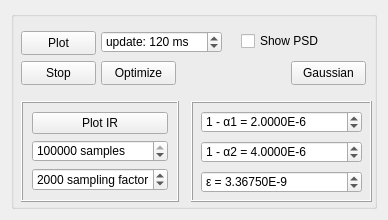
The window that widget.ui (nawww83/pink_noise_generator) describes before a commit, drawn with Qt 5.
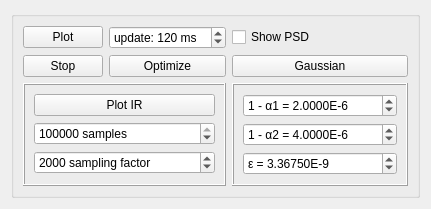
The same window after the commit.

Commit message: set fusion style

The edit to the form file:
```diff
--- a/widget.ui
+++ b/widget.ui
@@ -6,8 +6,8 @@
    <rect>
     <x>0</x>
     <y>0</y>
-    <width>388</width>
-    <height>220</height>
+    <width>408</width>
+    <height>200</height>
    </rect>
   </property>
   <property name="sizePolicy">
@@ -25,15 +25,9 @@
      <property name="title">
       <string/>
      </property>
+     <layout class="QGridLayout" name="gridLayout">
+      <item row="0" column="0">
      <widget class="QPushButton" name="btn_plot">
-      <property name="geometry">
-       <rect>
-        <x>10</x>
-        <y>20</y>
-        <width>75</width>
-        <height>24</height>
-       </rect>
-      </property>
       <property name="toolTip">
        <string>&lt;html&gt;&lt;head/&gt;&lt;body&gt;&lt;p&gt;Показать осциллограмму шума. Спектр показывается если собрано с типом float 32 бит.&lt;/p&gt;&lt;/body&gt;&lt;/html&gt;</string>
       </property>
@@ -41,44 +35,9 @@
        <string>Plot</string>
       </property>
      </widget>
-     <widget class="QPushButton" name="btn_stop">
-      <property name="geometry">
-       <rect>
-        <x>10</x>
-        <y>50</y>
-        <width>75</width>
-        <height>24</height>
-       </rect>
-      </property>
-      <property name="text">
-       <string>Stop</string>
-      </property>
-     </widget>
-     <widget class="QPushButton" name="btn_optimize">
-      <property name="geometry">
-       <rect>
-        <x>90</x>
-        <y>50</y>
-        <width>75</width>
-        <height>24</height>
-       </rect>
-      </property>
-      <property name="toolTip">
-       <string>&lt;html&gt;&lt;head/&gt;&lt;body&gt;&lt;p&gt;Запустить оптимизацию параметров фильтра.&lt;/p&gt;&lt;/body&gt;&lt;/html&gt;</string>
-      </property>
-      <property name="text">
-       <string>Optimize</string>
-      </property>
-     </widget>
+      </item>
+      <item row="0" column="1">
      <widget class="QSpinBox" name="spbx_update_interval">
-      <property name="geometry">
-       <rect>
-        <x>90</x>
-        <y>20</y>
-        <width>121</width>
-        <height>22</height>
-       </rect>
-      </property>
       <property name="suffix">
        <string> ms</string>
       </property>
@@ -98,15 +57,43 @@
        <number>120</number>
       </property>
      </widget>
+      </item>
+      <item row="0" column="2">
+       <widget class="QCheckBox" name="chk_bx_show_psd">
+        <property name="toolTip">
+         <string>&lt;html&gt;&lt;head/&gt;&lt;body&gt;&lt;p&gt;Показывать спектр.&lt;/p&gt;&lt;/body&gt;&lt;/html&gt;</string>
+        </property>
+        <property name="text">
+         <string>Show PSD</string>
+        </property>
+       </widget>
+      </item>
+      <item row="1" column="0">
+       <widget class="QPushButton" name="btn_stop">
+        <property name="text">
+         <string>Stop</string>
+        </property>
+       </widget>
+      </item>
+      <item row="1" column="1">
+       <widget class="QPushButton" name="btn_optimize">
+        <property name="toolTip">
+         <string>&lt;html&gt;&lt;head/&gt;&lt;body&gt;&lt;p&gt;Запустить оптимизацию параметров фильтра.&lt;/p&gt;&lt;/body&gt;&lt;/html&gt;</string>
+        </property>
+        <property name="text">
+         <string>Optimize</string>
+        </property>
+       </widget>
+      </item>
+      <item row="1" column="2">
+       <widget class="QPushButton" name="btn_show_gauss">
+        <property name="text">
+         <string>Gaussian</string>
+        </property>
+       </widget>
+      </item>
+      <item row="2" column="0" colspan="2">
      <widget class="QFrame" name="frame_plot_ir">
-      <property name="geometry">
-       <rect>
-        <x>10</x>
-        <y>90</y>
-        <width>158</width>
-        <height>101</height>
-       </rect>
-      </property>
       <property name="frameShape">
        <enum>QFrame::Shape::Box</enum>
       </property>
@@ -164,15 +151,9 @@
        </item>
       </layout>
      </widget>
+      </item>
+      <item row="2" column="2">
      <widget class="QFrame" name="frame_dc_offset_1_parameters">
-      <property name="geometry">
-       <rect>
-        <x>180</x>
-        <y>90</y>
-        <width>181</width>
-        <height>101</height>
-       </rect>
-      </property>
       <property name="toolTip">
        <string>Параметры фильтра-корректора DC offset</string>
       </property>
@@ -182,15 +163,9 @@
       <property name="frameShadow">
        <enum>QFrame::Shadow::Raised</enum>
       </property>
+        <layout class="QVBoxLayout" name="verticalLayout_3">
+         <item>
       <widget class="QDoubleSpinBox" name="spbx_alpha_1">
-       <property name="geometry">
-        <rect>
-         <x>10</x>
-         <y>10</y>
-         <width>161</width>
-         <height>22</height>
-        </rect>
-       </property>
        <property name="prefix">
         <string>1 - α1 = </string>
        </property>
@@ -210,15 +185,9 @@
         <double>2.000000000000000</double>
        </property>
       </widget>
+         </item>
+         <item>
       <widget class="QDoubleSpinBox" name="spbx_alpha_2">
-       <property name="geometry">
-        <rect>
-         <x>10</x>
-         <y>40</y>
-         <width>161</width>
-         <height>22</height>
-        </rect>
-       </property>
        <property name="prefix">
         <string>1 - α2 = </string>
        </property>
@@ -238,15 +207,9 @@
         <double>4.000000000000000</double>
        </property>
       </widget>
+         </item>
+         <item>
       <widget class="QDoubleSpinBox" name="spbx_epsilon">
-       <property name="geometry">
-        <rect>
-         <x>10</x>
-         <y>70</y>
-         <width>161</width>
-         <height>22</height>
-        </rect>
-       </property>
        <property name="prefix">
         <string>ε = </string>
        </property>
@@ -266,36 +229,11 @@
         <double>3.367500000000000</double>
        </property>
       </widget>
-     </widget>
-     <widget class="QCheckBox" name="chk_bx_show_psd">
-      <property name="geometry">
-       <rect>
-        <x>230</x>
-        <y>20</y>
-        <width>91</width>
-        <height>20</height>
-       </rect>
-      </property>
-      <property name="toolTip">
-       <string>&lt;html&gt;&lt;head/&gt;&lt;body&gt;&lt;p&gt;Показывать спектр.&lt;/p&gt;&lt;/body&gt;&lt;/html&gt;</string>
-      </property>
-      <property name="text">
-       <string>Show PSD</string>
-      </property>
-     </widget>
-     <widget class="QPushButton" name="btn_show_gauss">
-      <property name="geometry">
-       <rect>
-        <x>280</x>
-        <y>50</y>
-        <width>75</width>
-        <height>24</height>
-       </rect>
-      </property>
-      <property name="text">
-       <string>Gaussian</string>
-      </property>
-     </widget>
+         </item>
+        </layout>
+       </widget>
+      </item>
+     </layout>
     </widget>
    </item>
   </layout>
```
Lines whose indentation alone changed are shown as unchanged. The commit also changes 1 other file.
